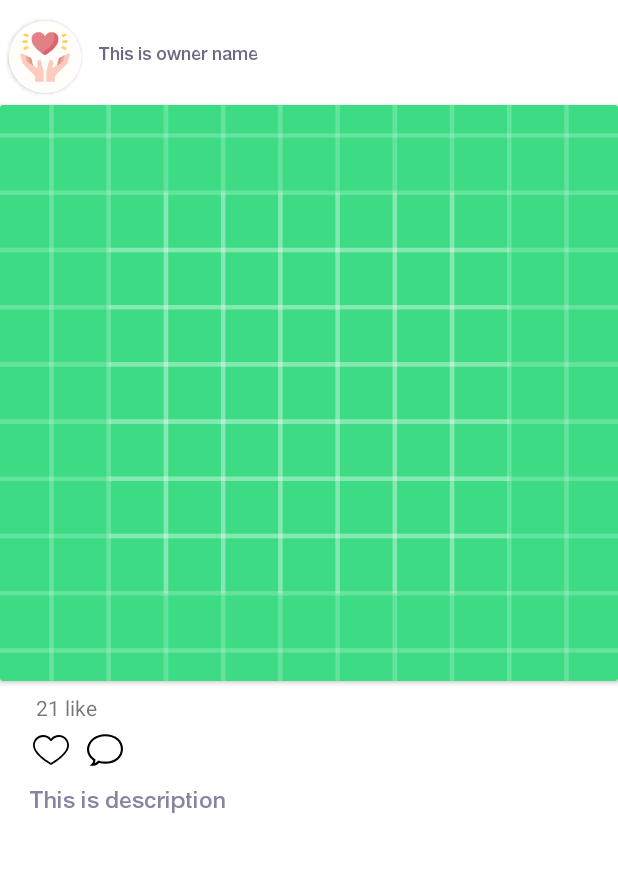
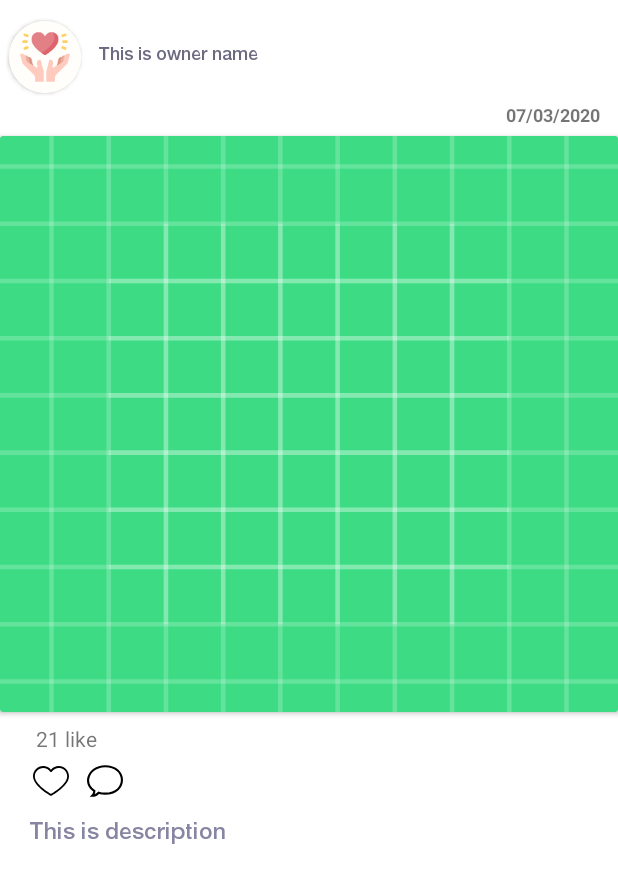
Before and after one commit to tahirikosan/yardimeli, an Android app: the layout post_item.xml on its own in the app's theme, with its tools: preview values and no code run, on a phone screen of 412 x 824 dp. Shown: the top 883 px of the screen. Run offline under Robolectric (Android 15) with nearby library versions, the phone set to English and light mode, and no system bars.

Commit message:
hata giderme

```diff
--- a/app/src/main/java/com/tahirabuzetoglu/yardimeli/ui/liked/LikedPostsActivity.java
+++ b/app/src/main/java/com/tahirabuzetoglu/yardimeli/ui/liked/LikedPostsActivity.java
@@ -34,8 +34,6 @@ import static com.tahirabuzetoglu.yardimeli.ui.other_user.OtherUserProfileActivi
 public class LikedPostsActivity extends AppCompatActivity implements PostAdapter.OnItemClickListener {
 
     public static final String OTHER_USER_ID = "OTHER_USER_ID";
-    public static final String START_PROFILE_FRAGMENT = "START_PROFILE_FRAGMENT";
-    public static final String LIKED_POSTS = "LIKED_POSTS";
 
     private TextView tvNoLikedPostsWarning;
 
--- a/app/src/main/java/com/tahirabuzetoglu/yardimeli/ui/main/FeedActivity.java
+++ b/app/src/main/java/com/tahirabuzetoglu/yardimeli/ui/main/FeedActivity.java
@@ -146,7 +146,7 @@ public class FeedActivity extends AppCompatActivity  implements PostAdapter.OnIt
             @Override
             public void onChanged(Post post) {
                 if(post.isSuccess()){
-                    /*if(post.isUserLiked()){
+                   /* if(post.isUserLiked()){
                         imageButton.setImageResource(R.drawable.ic_heart_red);
                     }else{
                         imageButton.setImageResource(R.drawable.ic_heart_black);
--- a/app/src/main/java/com/tahirabuzetoglu/yardimeli/ui/main/PostRepository.java
+++ b/app/src/main/java/com/tahirabuzetoglu/yardimeli/ui/main/PostRepository.java
@@ -28,6 +28,8 @@ import com.tahirabuzetoglu.yardimeli.data.entity.User;
 import com.tahirabuzetoglu.yardimeli.utils.SharedPrefData;
 
 import java.util.ArrayList;
+import java.util.Calendar;
+import java.util.Date;
 import java.util.HashMap;
 import java.util.List;
 import java.util.Map;
@@ -121,7 +123,8 @@ public class PostRepository {
 
                         //user who liked the post list
                         List<String> likes = new ArrayList<>();
-                        Double createdAt = Double.valueOf(System.currentTimeMillis() / 1000l);
+                        Date currentTime = Calendar.getInstance().getTime();
+                        long createdAt = currentTime.getTime();
 
                         Map<String, Object> cloudPost = new HashMap<>();
                         cloudPost.put("id", newPostRef.getId());
--- a/app/src/main/res/layout/activity_edit_profile.xml
+++ b/app/src/main/res/layout/activity_edit_profile.xml
@@ -33,6 +33,7 @@
             android:id="@+id/et_edit_name"
             android:layout_width="match_parent"
             android:layout_height="48dp"
+            android:hint="Adınızı giriniz"
             android:paddingHorizontal="20dp"
             android:layout_marginHorizontal="20dp"
             android:maxLines="1"
@@ -44,6 +45,7 @@
             android:id="@+id/et_edit_biyo"
             android:layout_width="match_parent"
             android:layout_height="48dp"
+            android:hint="Açıklama giriniz"
             android:paddingHorizontal="20dp"
             android:layout_marginHorizontal="20dp"
             android:background="@drawable/edit_text_bg"
@@ -54,6 +56,7 @@
             android:layout_width="match_parent"
             android:layout_height="48dp"
             android:paddingHorizontal="20dp"
+            android:hint="Adresinizi giriniz"
             android:layout_marginHorizontal="20dp"
             android:background="@drawable/edit_text_bg"
             android:layout_marginTop="10dp"/>
--- a/app/src/main/res/layout/post_item.xml
+++ b/app/src/main/res/layout/post_item.xml
@@ -50,6 +50,17 @@
             </RelativeLayout>
 
         </LinearLayout>
+
+        <TextView
+            android:id="@+id/tv_date"
+            android:layout_width="wrap_content"
+            android:layout_height="wrap_content"
+            android:textSize="12sp"
+            android:layout_gravity="end"
+            android:layout_marginRight="12dp"
+            android:layout_marginBottom="4dp"
+            android:textStyle="bold"
+            android:text="07/03/2020"/>
 
         <androidx.cardview.widget.CardView
             android:layout_width="match_parent"
@@ -123,6 +134,7 @@
             android:layout_height="wrap_content"
             android:text="This is description"
             android:paddingBottom="10dp"
+            android:maxLines="10"
             android:fontFamily="@font/helvetica_neue"
             android:textColor="@color/colorLightPurple"
             android:textSize="15sp"
```
Also changed, not shown: app/src/main/java/com/tahirabuzetoglu/yardimeli/data/entity/Post.java (+4 -4 lines), app/src/main/java/com/tahirabuzetoglu/yardimeli/ui/main/PostAdapter.java (+22 -2 lines).
